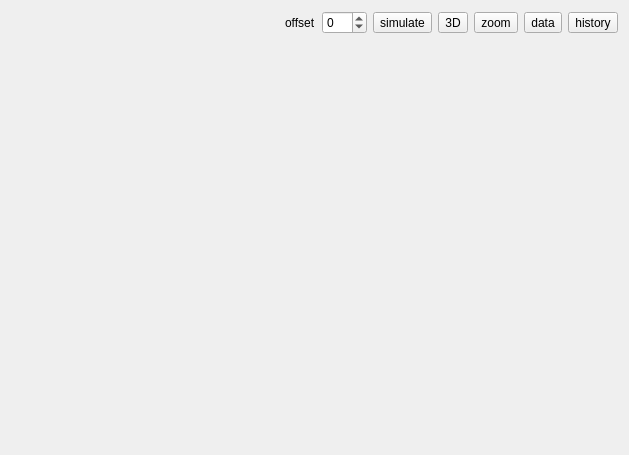
Before: the Qt Designer form src/form/plot/formplot.ui in MRsoymilk/MySerial, drawn with Qt 5.
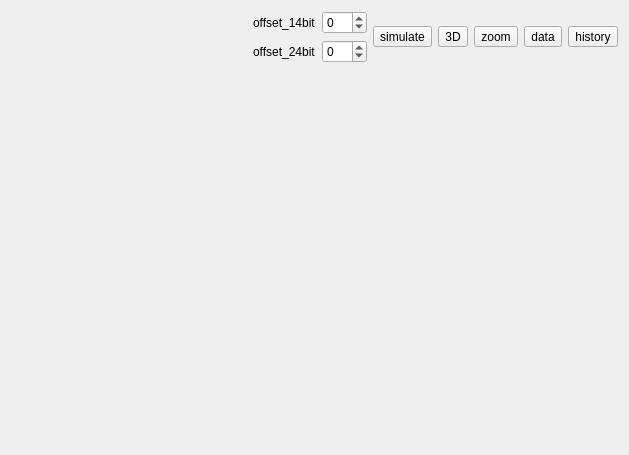
After: the same form once the commit is applied. Icons and pictures are not drawn.

Commit message: offset for both 14bit and 24bit

Diff of the .ui file:
```diff
--- a/src/form/plot/formplot.ui
+++ b/src/form/plot/formplot.ui
@@ -15,24 +15,26 @@
   </property>
   <layout class="QGridLayout" name="gridLayout" rowstretch="1,9">
    <item row="0" column="0">
-    <layout class="QHBoxLayout" name="horizontalLayout">
-     <item>
       <spacer name="horizontalSpacer">
        <property name="orientation">
         <enum>Qt::Orientation::Horizontal</enum>
        </property>
        <property name="sizeHint" stdset="0">
         <size>
-         <width>40</width>
+       <width>209</width>
          <height>20</height>
         </size>
        </property>
       </spacer>
      </item>
+   <item row="0" column="1">
+    <layout class="QVBoxLayout" name="verticalLayout">
      <item>
-      <widget class="QLabel" name="labelOffset">
+      <layout class="QHBoxLayout" name="hLay14bit">
+       <item>
+        <widget class="QLabel" name="label14">
        <property name="text">
-        <string>offset</string>
+          <string>offset_14bit</string>
        </property>
       </widget>
      </item>
@@ -46,21 +48,46 @@
        </property>
       </widget>
      </item>
+      </layout>
+     </item>
      <item>
+      <layout class="QHBoxLayout" name="hLay24bit">
+       <item>
+        <widget class="QLabel" name="label24">
+         <property name="text">
+          <string>offset_24bit</string>
+         </property>
+        </widget>
+       </item>
+       <item>
+        <widget class="QSpinBox" name="spinBox24Offset">
+         <property name="minimum">
+          <number>-10</number>
+         </property>
+         <property name="maximum">
+          <number>10</number>
+         </property>
+        </widget>
+       </item>
+      </layout>
+     </item>
+    </layout>
+   </item>
+   <item row="0" column="2">
       <widget class="QToolButton" name="tBtnSimulate">
        <property name="text">
         <string>simulate</string>
        </property>
       </widget>
      </item>
-     <item>
+   <item row="0" column="3">
       <widget class="QToolButton" name="tBtn3D">
        <property name="text">
         <string>3D</string>
        </property>
       </widget>
      </item>
-     <item>
+   <item row="0" column="4">
       <widget class="QToolButton" name="tBtnZoom">
        <property name="text">
         <string>zoom</string>
@@ -70,23 +97,21 @@
        </property>
       </widget>
      </item>
-     <item>
+   <item row="0" column="5">
       <widget class="QToolButton" name="tBtnData">
        <property name="text">
         <string>data</string>
        </property>
       </widget>
      </item>
-     <item>
+   <item row="0" column="6">
       <widget class="QToolButton" name="tBtnHistory">
        <property name="text">
         <string>history</string>
        </property>
       </widget>
      </item>
-    </layout>
-   </item>
-   <item row="1" column="0">
+   <item row="1" column="0" colspan="7">
     <widget class="QStackedWidget" name="stackedWidget"/>
    </item>
   </layout>
```
Left out of the diff: 2 changed lines with no effect on the pictures. Lines whose indentation alone changed are shown as unchanged. The commit also changes 5 other files.
